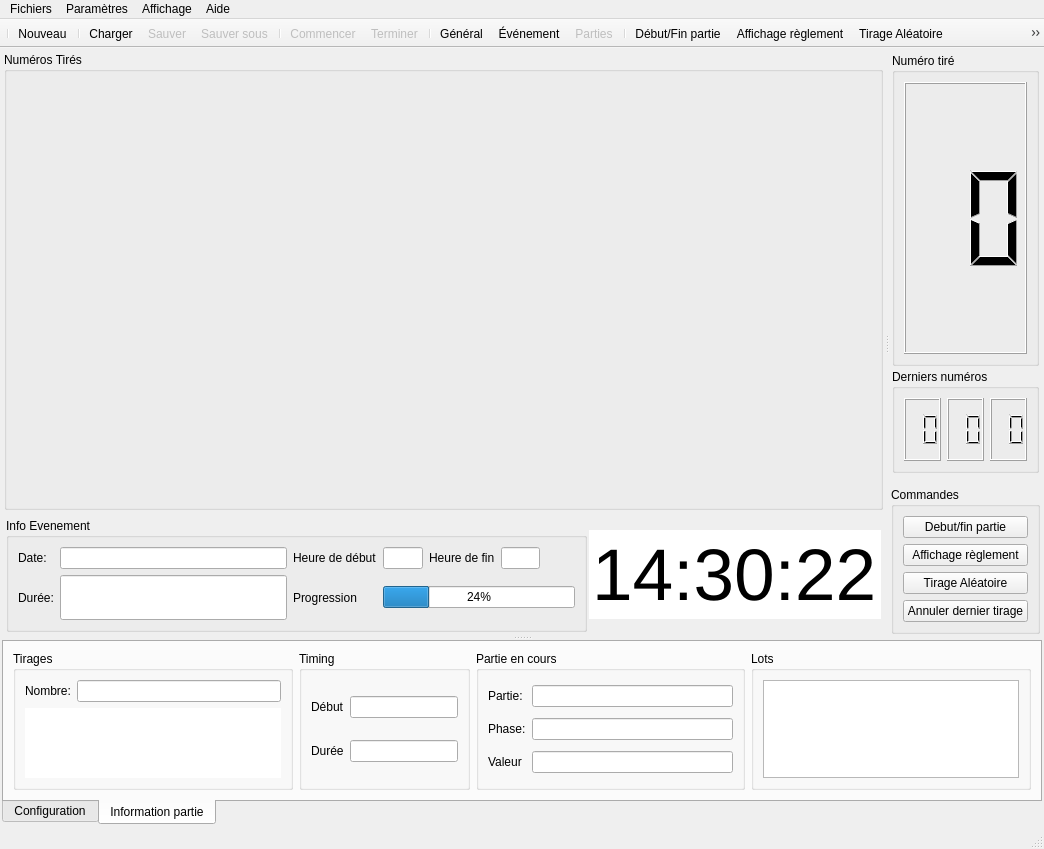
Old version of the form source/gui/ui/MainWindow.ui in the repository Silmaen/EvenementLoto.
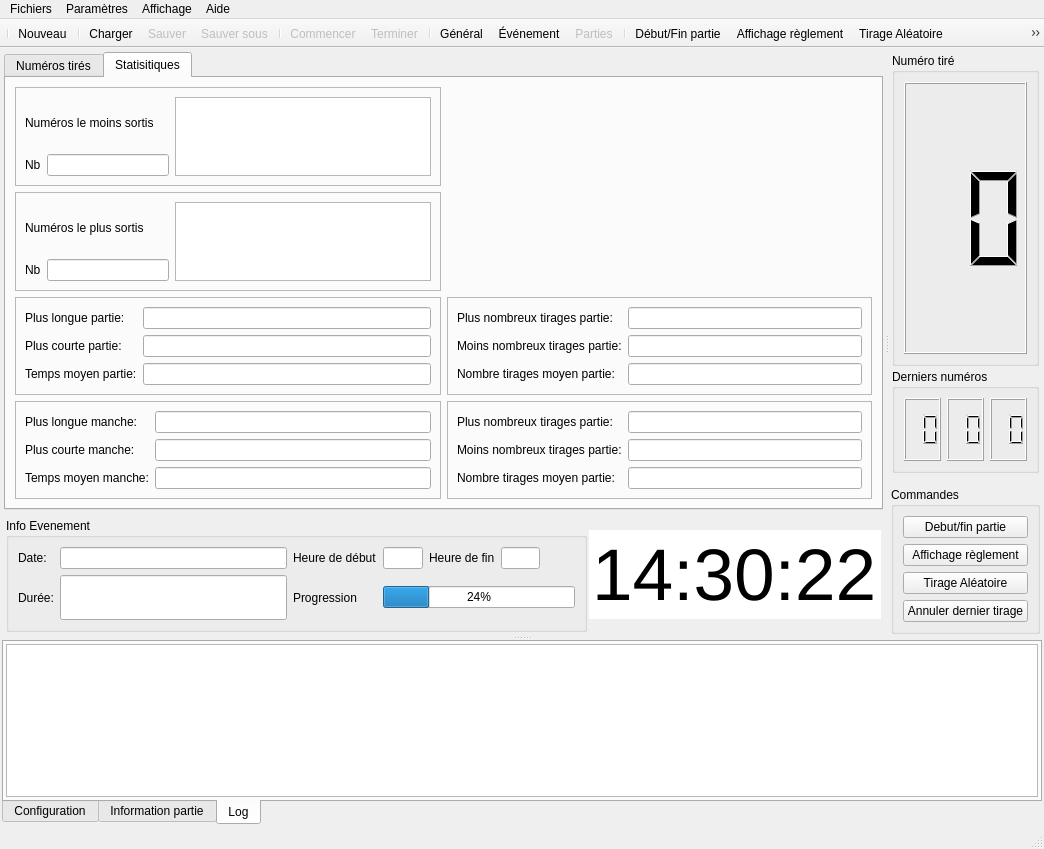
New version of the form. Icons and pictures are not drawn.

The edit to the form file:
```diff
--- a/source/gui/ui/MainWindow.ui
+++ b/source/gui/ui/MainWindow.ui
@@ -113,10 +113,296 @@
              <number>2</number>
             </property>
             <item>
-             <widget class="QGroupBox" name="GroupPickManual">
-              <property name="title">
-               <string>Numéros Tirés</string>
+             <widget class="QTabWidget" name="MainTabs">
+              <property name="currentIndex">
+               <number>1</number>
               </property>
+              <widget class="QWidget" name="GroupPickManual">
+               <attribute name="title">
+                <string>Numéros tirés</string>
+               </attribute>
+              </widget>
+              <widget class="QWidget" name="GroupStats">
+               <attribute name="title">
+                <string>Statisitiques</string>
+               </attribute>
+               <layout class="QGridLayout" name="gridLayout_15">
+                <item row="0" column="0">
+                 <widget class="QFrame" name="frame">
+                  <property name="frameShape">
+                   <enum>QFrame::StyledPanel</enum>
+                  </property>
+                  <property name="frameShadow">
+                   <enum>QFrame::Raised</enum>
+                  </property>
+                  <layout class="QGridLayout" name="gridLayout_5">
+                   <item row="0" column="0" colspan="2">
+                    <widget class="QLabel" name="label_8">
+                     <property name="text">
+                      <string>Numéros le moins sortis</string>
+                     </property>
+                    </widget>
+                   </item>
+                   <item row="1" column="1">
+                    <widget class="QLineEdit" name="LessPickNb">
+                     <property name="readOnly">
+                      <bool>true</bool>
+                     </property>
+                    </widget>
+                   </item>
+                   <item row="1" column="0">
+                    <widget class="QLabel" name="label_9">
+                     <property name="text">
+                      <string>Nb</string>
+                     </property>
+                    </widget>
+                   </item>
+                   <item row="0" column="2" rowspan="2">
+                    <widget class="QTextEdit" name="LessPickList">
+                     <property name="readOnly">
+                      <bool>true</bool>
+                     </property>
+                    </widget>
+                   </item>
+                  </layout>
+                 </widget>
+                </item>
+                <item row="0" column="1">
+                 <spacer name="horizontalSpacer">
+                  <property name="orientation">
+                   <enum>Qt::Horizontal</enum>
+                  </property>
+                  <property name="sizeHint" stdset="0">
+                   <size>
+                    <width>394</width>
+                    <height>20</height>
+                   </size>
+                  </property>
+                 </spacer>
+                </item>
+                <item row="1" column="0">
+                 <widget class="QFrame" name="frame_2">
+                  <property name="frameShape">
+                   <enum>QFrame::StyledPanel</enum>
+                  </property>
+                  <property name="frameShadow">
+                   <enum>QFrame::Raised</enum>
+                  </property>
+                  <layout class="QGridLayout" name="gridLayout_6">
+                   <item row="0" column="0" colspan="2">
+                    <widget class="QLabel" name="label_10">
+                     <property name="text">
+                      <string>Numéros le plus sortis</string>
+                     </property>
+                    </widget>
+                   </item>
+                   <item row="1" column="1">
+                    <widget class="QLineEdit" name="MostPickNb">
+                     <property name="readOnly">
+                      <bool>true</bool>
+                     </property>
+                    </widget>
+                   </item>
+                   <item row="1" column="0">
+                    <widget class="QLabel" name="label_11">
+                     <property name="text">
+                      <string>Nb</string>
+                     </property>
+                    </widget>
+                   </item>
+                   <item row="0" column="2" rowspan="2">
+                    <widget class="QTextEdit" name="MostPickList">
+                     <property name="readOnly">
+                      <bool>true</bool>
+                     </property>
+                    </widget>
+                   </item>
+                  </layout>
+                 </widget>
+                </item>
+                <item row="1" column="1">
+                 <spacer name="horizontalSpacer_3">
+                  <property name="orientation">
+                   <enum>Qt::Horizontal</enum>
+                  </property>
+                  <property name="sizeHint" stdset="0">
+                   <size>
+                    <width>394</width>
+                    <height>20</height>
+                   </size>
+                  </property>
+                 </spacer>
+                </item>
+                <item row="2" column="0">
+                 <widget class="QFrame" name="frame_4">
+                  <property name="frameShape">
+                   <enum>QFrame::StyledPanel</enum>
+                  </property>
+                  <property name="frameShadow">
+                   <enum>QFrame::Raised</enum>
+                  </property>
+                  <layout class="QGridLayout" name="gridLayout_7">
+                   <item row="4" column="1">
+                    <widget class="QLineEdit" name="RoundShortest"/>
+                   </item>
+                   <item row="1" column="0">
+                    <widget class="QLabel" name="label_12">
+                     <property name="text">
+                      <string>Plus longue partie:</string>
+                     </property>
+                    </widget>
+                   </item>
+                   <item row="4" column="0">
+                    <widget class="QLabel" name="label_13">
+                     <property name="text">
+                      <string>Plus courte partie:</string>
+                     </property>
+                    </widget>
+                   </item>
+                   <item row="1" column="1">
+                    <widget class="QLineEdit" name="RoundLongest"/>
+                   </item>
+                   <item row="5" column="0">
+                    <widget class="QLabel" name="label_18">
+                     <property name="text">
+                      <string>Temps moyen partie:</string>
+                     </property>
+                    </widget>
+                   </item>
+                   <item row="5" column="1">
+                    <widget class="QLineEdit" name="RoundAverage"/>
+                   </item>
+                  </layout>
+                 </widget>
+                </item>
+                <item row="2" column="1">
+                 <widget class="QFrame" name="frame_7">
+                  <property name="frameShape">
+                   <enum>QFrame::StyledPanel</enum>
+                  </property>
+                  <property name="frameShadow">
+                   <enum>QFrame::Raised</enum>
+                  </property>
+                  <layout class="QGridLayout" name="gridLayout_9">
+                   <item row="4" column="1">
+                    <widget class="QLineEdit" name="RoundLeastNb"/>
+                   </item>
+                   <item row="1" column="0">
+                    <widget class="QLabel" name="label_22">
+                     <property name="text">
+                      <string>Plus nombreux tirages partie:</string>
+                     </property>
+                    </widget>
+                   </item>
+                   <item row="4" column="0">
+                    <widget class="QLabel" name="label_23">
+                     <property name="text">
+                      <string>Moins nombreux tirages partie:</string>
+                     </property>
+                    </widget>
+                   </item>
+                   <item row="1" column="1">
+                    <widget class="QLineEdit" name="RoundMostNb"/>
+                   </item>
+                   <item row="5" column="0">
+                    <widget class="QLabel" name="label_24">
+                     <property name="text">
+                      <string>Nombre tirages moyen partie:</string>
+                     </property>
+                    </widget>
+                   </item>
+                   <item row="5" column="1">
+                    <widget class="QLineEdit" name="RoundAverageNb"/>
+                   </item>
+                  </layout>
+                 </widget>
+                </item>
+                <item row="3" column="0">
+                 <widget class="QFrame" name="frame_6">
+                  <property name="frameShape">
+                   <enum>QFrame::StyledPanel</enum>
+                  </property>
+                  <property name="frameShadow">
+                   <enum>QFrame::Raised</enum>
+                  </property>
+                  <layout class="QGridLayout" name="gridLayout_8">
+                   <item row="4" column="1">
+                    <widget class="QLineEdit" name="SubRoundShortest"/>
+                   </item>
+                   <item row="1" column="0">
+                    <widget class="QLabel" name="label_19">
+                     <property name="text">
+                      <string>Plus longue manche:</string>
+                     </property>
+                    </widget>
+                   </item>
+                   <item row="4" column="0">
+                    <widget class="QLabel" name="label_20">
+                     <property name="text">
+                      <string>Plus courte manche:</string>
+                     </property>
+                    </widget>
+                   </item>
+                   <item row="1" column="1">
+                    <widget class="QLineEdit" name="SubRoundLongest"/>
+                   </item>
+                   <item row="5" column="0">
+                    <widget class="QLabel" name="label_21">
+                     <property name="text">
+                      <string>Temps moyen manche:</string>
+                     </property>
+                    </widget>
+                   </item>
+                   <item row="5" column="1">
+                    <widget class="QLineEdit" name="SubRoundAverage"/>
+                   </item>
+                  </layout>
+                 </widget>
+                </item>
+                <item row="3" column="1">
+                 <widget class="QFrame" name="frame_8">
+                  <property name="frameShape">
+                   <enum>QFrame::StyledPanel</enum>
+                  </property>
+                  <property name="frameShadow">
+                   <enum>QFrame::Raised</enum>
+                  </property>
+                  <layout class="QGridLayout" name="gridLayout_10">
+                   <item row="4" column="1">
+                    <widget class="QLineEdit" name="SubRoundLeastNb"/>
+                   </item>
+                   <item row="1" column="0">
+                    <widget class="QLabel" name="label_25">
+                     <property name="text">
+                      <string>Plus nombreux tirages partie:</string>
+                     </property>
+                    </widget>
+                   </item>
+                   <item row="4" column="0">
+                    <widget class="QLabel" name="label_26">
+                     <property name="text">
+                      <string>Moins nombreux tirages partie:</string>
+                     </property>
+                    </widget>
+                   </item>
+                   <item row="1" column="1">
+                    <widget class="QLineEdit" name="SubRoundMostNb"/>
+                   </item>
+                   <item row="5" column="0">
+                    <widget class="QLabel" name="label_27">
+                     <property name="text">
+                      <string>Nombre tirages moyen partie:</string>
+                     </property>
+                    </widget>
+                   </item>
+                   <item row="5" column="1">
+                    <widget class="QLineEdit" name="SubRoundAverageNb"/>
+                   </item>
+                  </layout>
+                 </widget>
+                </item>
+               </layout>
+              </widget>
              </widget>
             </item>
             <item>
@@ -524,7 +810,7 @@
            <enum>QTabWidget::Rounded</enum>
           </property>
           <property name="currentIndex">
-           <number>1</number>
+           <number>2</number>
           </property>
           <property name="usesScrollButtons">
            <bool>false</bool>
@@ -753,6 +1039,43 @@
             </item>
            </layout>
           </widget>
+          <widget class="QWidget" name="tabLog">
+           <attribute name="title">
+            <string>Log</string>
+           </attribute>
+           <layout class="QVBoxLayout" name="verticalLayout_6">
+            <property name="sizeConstraint">
+             <enum>QLayout::SetNoConstraint</enum>
+            </property>
+            <property name="leftMargin">
+             <number>2</number>
+            </property>
+            <property name="topMargin">
+             <number>2</number>
+            </property>
+            <property name="rightMargin">
+             <number>2</number>
+            </property>
+            <property name="bottomMargin">
+             <number>2</number>
+            </property>
+            <item>
+             <widget class="QTextEdit" name="textLog">
+              <property name="font">
+               <font>
+                <family>Courier</family>
+               </font>
+              </property>
+              <property name="lineWrapMode">
+               <enum>QTextEdit::NoWrap</enum>
+              </property>
+              <property name="readOnly">
+               <bool>true</bool>
+              </property>
+             </widget>
+            </item>
+           </layout>
+          </widget>
          </widget>
         </item>
        </layout>
```
